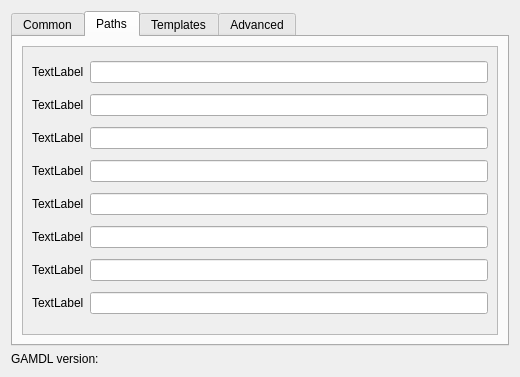
First picture: the form in gamdl/gui/Config.ui, repository karsandor2022/gamdl, before the edit.
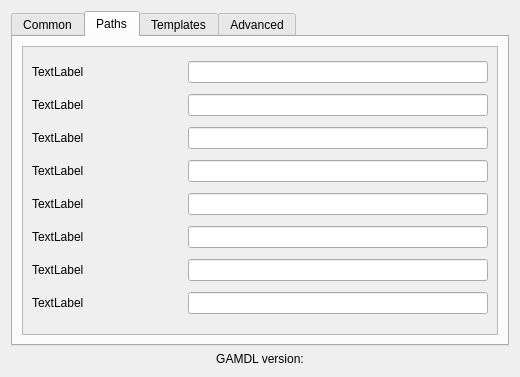
Second picture: the form after the edit. The open tabs and pages were chosen to show the change.

Commit message: Naming Main UI elements

Diff of the .ui file:
```diff
--- a/gamdl/gui/Config.ui
+++ b/gamdl/gui/Config.ui
@@ -170,7 +170,7 @@
           </property>
           <layout class="QVBoxLayout" name="verticalLayout_2">
            <item>
-            <layout class="QHBoxLayout" name="horizontalLayout_11">
+            <layout class="QHBoxLayout" name="horizontalLayout_11" stretch="1,2">
              <item>
               <widget class="QLabel" name="label_8">
                <property name="text">
@@ -184,7 +184,7 @@
             </layout>
            </item>
            <item>
-            <layout class="QHBoxLayout" name="horizontalLayout_12">
+            <layout class="QHBoxLayout" name="horizontalLayout_12" stretch="1,2">
              <item>
               <widget class="QLabel" name="label_9">
                <property name="text">
@@ -198,7 +198,7 @@
             </layout>
            </item>
            <item>
-            <layout class="QHBoxLayout" name="horizontalLayout_13">
+            <layout class="QHBoxLayout" name="horizontalLayout_13" stretch="1,2">
              <item>
               <widget class="QLabel" name="label_10">
                <property name="text">
@@ -212,7 +212,7 @@
             </layout>
            </item>
            <item>
-            <layout class="QHBoxLayout" name="horizontalLayout_14">
+            <layout class="QHBoxLayout" name="horizontalLayout_14" stretch="1,2">
              <item>
               <widget class="QLabel" name="label_11">
                <property name="text">
@@ -226,7 +226,7 @@
             </layout>
            </item>
            <item>
-            <layout class="QHBoxLayout" name="horizontalLayout_15">
+            <layout class="QHBoxLayout" name="horizontalLayout_15" stretch="1,2">
              <item>
               <widget class="QLabel" name="label_12">
                <property name="text">
@@ -240,7 +240,7 @@
             </layout>
            </item>
            <item>
-            <layout class="QHBoxLayout" name="horizontalLayout_16">
+            <layout class="QHBoxLayout" name="horizontalLayout_16" stretch="1,2">
              <item>
               <widget class="QLabel" name="label_13">
                <property name="text">
@@ -254,7 +254,7 @@
             </layout>
            </item>
            <item>
-            <layout class="QHBoxLayout" name="horizontalLayout_17">
+            <layout class="QHBoxLayout" name="horizontalLayout_17" stretch="1,2">
              <item>
               <widget class="QLabel" name="label_14">
                <property name="text">
@@ -268,7 +268,7 @@
             </layout>
            </item>
            <item>
-            <layout class="QHBoxLayout" name="horizontalLayout_18">
+            <layout class="QHBoxLayout" name="horizontalLayout_18" stretch="1,2">
              <item>
               <widget class="QLabel" name="label_15">
                <property name="text">
@@ -515,9 +515,15 @@
    </item>
    <item row="1" column="1">
     <widget class="QLabel" name="label_22">
+     <property name="layoutDirection">
+      <enum>Qt::LayoutDirection::LeftToRight</enum>
+     </property>
      <property name="text">
       <string>GAMDL version:</string>
      </property>
+     <property name="alignment">
+      <set>Qt::AlignmentFlag::AlignCenter</set>
+     </property>
     </widget>
    </item>
   </layout>
```
The commit also changes 3 other files.
